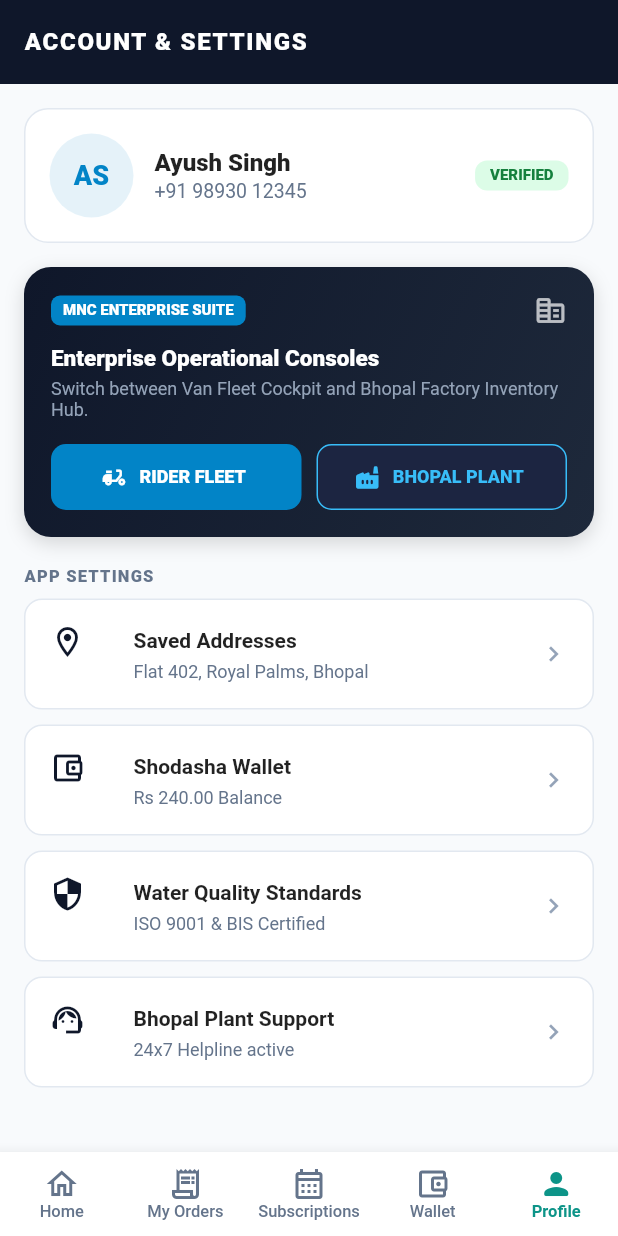
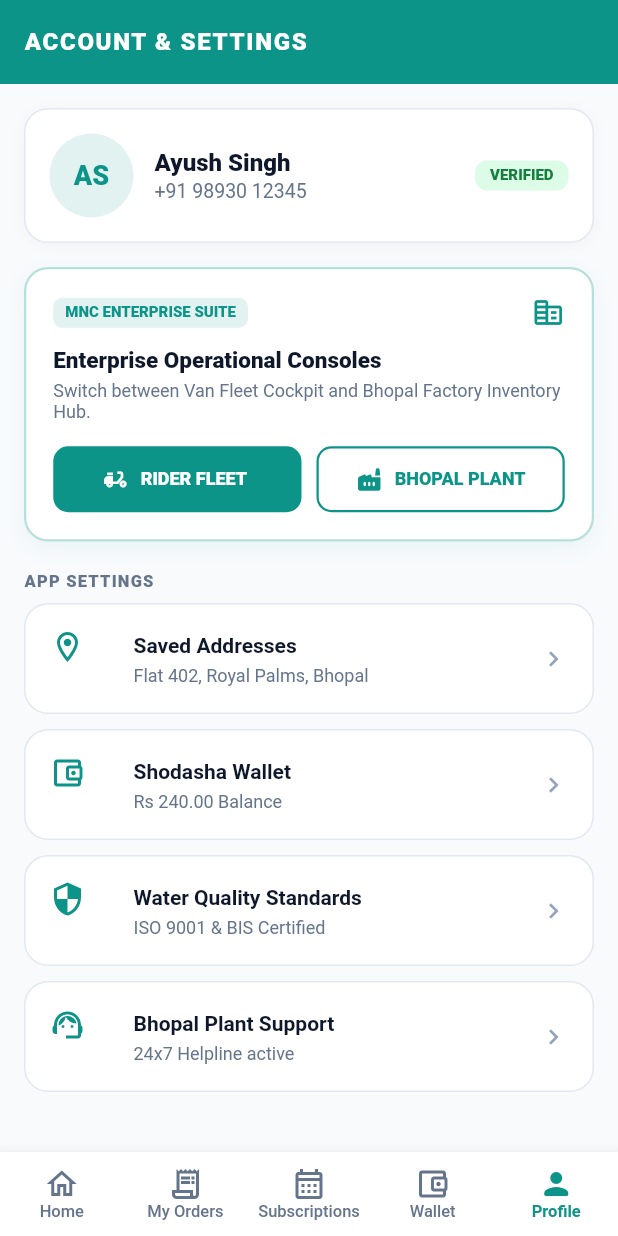
Before and after one commit to ayushsingh930/Shodasha-Mineral-water, a Flutter app: the screen it shows after launch, item 5 of the bottom bar chosen, on a phone screen of 412 x 824 dp. Run offline on Flutter 3.47's test engine with Material 3 defaults, Android fonts, the phone set to English and light mode, and no system bars; our stand-ins replace equatable, firebase_core, geocoding, geolocator; accounts and stored records are empty.

Commit message:
style(branding): Align Profile and Purity Card with consistent Shodasha brand colors and white surfaces

```diff
--- a/lib/features/profile/presentation/customer_profile_screen.dart
+++ b/lib/features/profile/presentation/customer_profile_screen.dart
@@ -1,4 +1,5 @@
 import 'package:flutter/material.dart';
+import '../../../core/constants/app_constants.dart';
 import '../../orders/presentation/rider_dashboard_screen.dart';
 import '../../orders/presentation/plant_hub_screen.dart';
 
@@ -8,40 +9,48 @@ class CustomerProfileScreen extends StatelessWidget {
   @override
   Widget build(BuildContext context) {
     return Scaffold(
-      backgroundColor: const Color(0xFFF8FAFC),
+      backgroundColor: AppColors.background,
       appBar: AppBar(
         title: const Text(
           'ACCOUNT & SETTINGS',
           style: TextStyle(fontWeight: FontWeight.w900, fontSize: 16, color: Colors.white, letterSpacing: 1.1),
         ),
-        backgroundColor: const Color(0xFF0F172A),
+        backgroundColor: AppColors.primary,
         elevation: 0,
       ),
       body: ListView(
-        padding: const EdgeInsets.all(16),
+        padding: const EdgeInsets.all(AppConstants.defaultPadding),
         children: [
+          // User Card
           Container(
             padding: const EdgeInsets.all(16),
             decoration: BoxDecoration(
               color: Colors.white,
-              borderRadius: BorderRadius.circular(16),
-              border: Border.all(color: const Color(0xFFE2E8F0)),
+              borderRadius: BorderRadius.circular(AppConstants.cardBorderRadius),
+              border: Border.all(color: AppColors.border),
+              boxShadow: [
+                BoxShadow(
+                  color: Colors.black.withOpacity(0.03),
+                  blurRadius: 8,
+                  offset: const Offset(0, 2),
+                ),
+              ],
             ),
             child: Row(
               children: [
                 CircleAvatar(
                   radius: 28,
-                  backgroundColor: const Color(0xFF0284C7).withOpacity(0.1),
-                  child: const Text('AS', style: TextStyle(fontWeight: FontWeight.w900, color: Color(0xFF0284C7), fontSize: 18)),
+                  backgroundColor: AppColors.primary.withOpacity(0.12),
+                  child: const Text('AS', style: TextStyle(fontWeight: FontWeight.w900, color: AppColors.primary, fontSize: 18)),
                 ),
                 const SizedBox(width: 14),
                 const Expanded(
                   child: Column(
                     crossAxisAlignment: CrossAxisAlignment.start,
                     children: [
-                      Text('Ayush Singh', style: TextStyle(fontWeight: FontWeight.w900, fontSize: 16)),
+                      Text('Ayush Singh', style: TextStyle(fontWeight: FontWeight.w900, fontSize: 16, color: AppColors.textPrimary)),
                       SizedBox(height: 2),
-                      Text('+91 98930 12345', style: TextStyle(color: Color(0xFF64748B), fontSize: 13)),
+                      Text('+91 98930 12345', style: TextStyle(color: AppColors.textSecondary, fontSize: 13)),
                     ],
                   ),
                 ),
@@ -55,18 +64,19 @@ class CustomerProfileScreen extends StatelessWidget {
           ),
           const SizedBox(height: 16),
 
-          // ENTERPRISE ROLE SWITCHER (MNC WORKSPACE: RIDER & PLANT)
+          // ENTERPRISE ROLE SWITCHER (SHODASHA BRAND THEME)
           Container(
             padding: const EdgeInsets.all(18),
             decoration: BoxDecoration(
-              gradient: const LinearGradient(
-                colors: [Color(0xFF0F172A), Color(0xFF1E293B)],
-                begin: Alignment.topLeft,
-                end: Alignment.bottomRight,
-              ),
-              borderRadius: BorderRadius.circular(18),
+              color: Colors.white,
+              borderRadius: BorderRadius.circular(AppConstants.cardBorderRadius),
+              border: Border.all(color: AppColors.primary.withOpacity(0.3), width: 1.5),
               boxShadow: [
-                BoxShadow(color: Colors.black.withOpacity(0.15), blurRadius: 10, offset: const Offset(0, 4)),
+                BoxShadow(
+                  color: AppColors.primary.withOpacity(0.06),
+                  blurRadius: 10,
+                  offset: const Offset(0, 4),
+                ),
               ],
             ),
             child: Column(
@@ -78,26 +88,26 @@ class CustomerProfileScreen extends StatelessWidget {
                     Container(
                       padding: const EdgeInsets.symmetric(horizontal: 8, vertical: 4),
                       decoration: BoxDecoration(
-                        color: const Color(0xFF0284C7),
+                        color: AppColors.primary.withOpacity(0.12),
                         borderRadius: BorderRadius.circular(6),
                       ),
                       child: const Text(
                         'MNC ENTERPRISE SUITE',
-                        style: TextStyle(color: Colors.white, fontSize: 10, fontWeight: FontWeight.w900),
+                        style: TextStyle(color: AppColors.primary, fontSize: 10, fontWeight: FontWeight.w900),
                       ),
                     ),
-                    const Icon(Icons.corporate_fare_rounded, color: Colors.white70, size: 22),
+                    const Icon(Icons.corporate_fare_rounded, color: AppColors.primary, size: 22),
                   ],
                 ),
                 const SizedBox(height: 12),
                 const Text(
                   'Enterprise Operational Consoles',
-                  style: TextStyle(color: Colors.white, fontWeight: FontWeight.w900, fontSize: 15),
+                  style: TextStyle(color: AppColors.textPrimary, fontWeight: FontWeight.w900, fontSize: 15),
                 ),
                 const SizedBox(height: 4),
                 const Text(
                   'Switch between Van Fleet Cockpit and Bhopal Factory Inventory Hub.',
-                  style: TextStyle(color: Color(0xFF94A3B8), fontSize: 12),
+                  style: TextStyle(color: AppColors.textSecondary, fontSize: 12),
                 ),
                 const SizedBox(height: 16),
                 Row(
@@ -107,7 +117,7 @@ class CustomerProfileScreen extends StatelessWidget {
                         height: 44,
                         child: ElevatedButton.icon(
                           style: ElevatedButton.styleFrom(
-                            backgroundColor: const Color(0xFF0284C7),
+                            backgroundColor: AppColors.primary,
                             foregroundColor: Colors.white,
                             elevation: 0,
                             shape: RoundedRectangleBorder(borderRadius: BorderRadius.circular(10)),
@@ -130,12 +140,10 @@ class CustomerProfileScreen extends StatelessWidget {
                     Expanded(
                       child: SizedBox(
                         height: 44,
-                        child: ElevatedButton.icon(
-                          style: ElevatedButton.styleFrom(
-                            backgroundColor: const Color(0xFF1C2541),
-                            foregroundColor: Colors.white,
-                            elevation: 0,
-                            side: const BorderSide(color: Color(0xFF38BDF8)),
+                        child: OutlinedButton.icon(
+                          style: OutlinedButton.styleFrom(
+                            foregroundColor: AppColors.primary,
+                            side: const BorderSide(color: AppColors.primary, width: 1.5),
                             shape: RoundedRectangleBorder(borderRadius: BorderRadius.circular(10)),
                           ),
                           onPressed: () {
@@ -144,10 +152,10 @@ class CustomerProfileScreen extends StatelessWidget {
                               MaterialPageRoute(builder: (_) => const PlantHubScreen()),
                             );
                           },
-                          icon: const Icon(Icons.factory_rounded, size: 18, color: Color(0xFF38BDF8)),
+                          icon: const Icon(Icons.factory_rounded, size: 18, color: AppColors.primary),
                           label: const Text(
                             'BHOPAL PLANT',
-                            style: TextStyle(fontWeight: FontWeight.w900, fontSize: 12, color: Color(0xFF38BDF8)),
+                            style: TextStyle(fontWeight: FontWeight.w900, fontSize: 12, color: AppColors.primary),
                           ),
                         ),
                       ),
@@ -158,7 +166,7 @@ class CustomerProfileScreen extends StatelessWidget {
             ),
           ),
           const SizedBox(height: 20),
-          const Text('APP SETTINGS', style: TextStyle(fontSize: 11, fontWeight: FontWeight.w900, color: Color(0xFF64748B), letterSpacing: 0.8)),
+          const Text('APP SETTINGS', style: TextStyle(fontSize: 11, fontWeight: FontWeight.w900, color: AppColors.textSecondary, letterSpacing: 0.8)),
           const SizedBox(height: 8),
           _buildTile(Icons.location_on_outlined, 'Saved Addresses', 'Flat 402, Royal Palms, Bhopal'),
           _buildTile(Icons.account_balance_wallet_outlined, 'Shodasha Wallet', 'Rs 240.00 Balance'),
@@ -174,13 +182,13 @@ class CustomerProfileScreen extends StatelessWidget {
       margin: const EdgeInsets.only(bottom: 10),
       decoration: BoxDecoration(
         color: Colors.white,
-        borderRadius: BorderRadius.circular(12),
-        border: Border.all(color: const Color(0xFFE2E8F0)),
+        borderRadius: BorderRadius.circular(AppConstants.cardBorderRadius),
+        border: Border.all(color: AppColors.border),
       ),
       child: ListTile(
-        leading: Icon(icon, color: const Color(0xFF0F172A)),
-        title: Text(title, style: const TextStyle(fontWeight: FontWeight.bold, fontSize: 14)),
-        subtitle: Text(subtitle, style: const TextStyle(fontSize: 12, color: Color(0xFF64748B))),
+        leading: Icon(icon, color: AppColors.primary),
+        title: Text(title, style: const TextStyle(fontWeight: FontWeight.bold, fontSize: 14, color: AppColors.textPrimary)),
+        subtitle: Text(subtitle, style: const TextStyle(fontSize: 12, color: AppColors.textSecondary)),
         trailing: const Icon(Icons.chevron_right, size: 20, color: Color(0xFF94A3B8)),
       ),
     );
```
Also changed, not shown: lib/features/home/presentation/widgets/live_purity_card.dart (+29 -24 lines).
